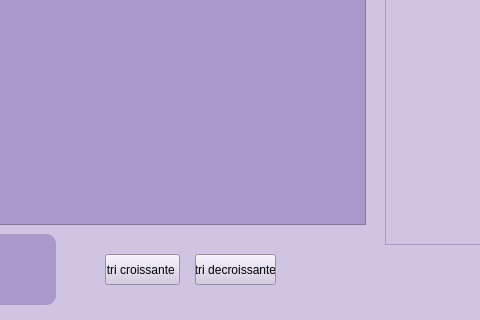
Above: gestion_employe.ui from brahimABD98/smartkids before the change; both pictures show x 225 to 705 and y 256 to 576 of the 936 by 576 pixel window. Below: the same form after it.
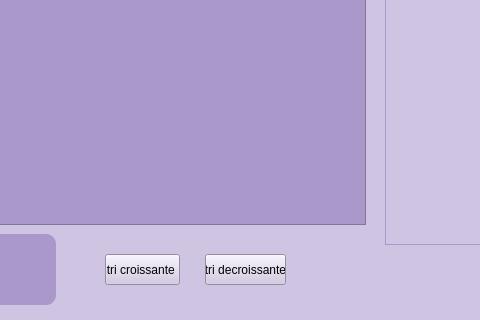
That is the form after the change. The open tabs and pages were chosen to show the change. Icons and pictures are not drawn.

```diff
--- a/gestion_employe.ui
+++ b/gestion_employe.ui
@@ -939,7 +939,7 @@
      </property>
      <property name="geometry">
       <rect>
-       <x>410</x>
+       <x>420</x>
        <y>430</y>
        <width>81</width>
        <height>31</height>
```
Left out of the diff: 4 changed lines with no effect on the pictures.
